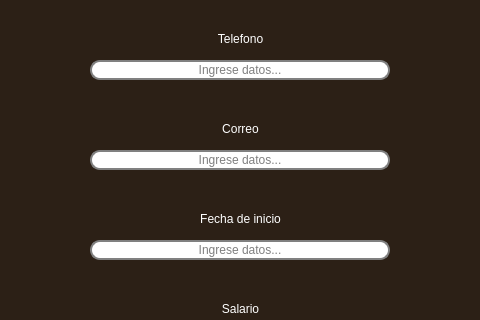
The window that ui/empleados.ui (n1enkew/Sistema-de-Empleados) describes before a commit, drawn with Qt 5; both pictures show x 334 to 814 and y 314 to 634 of the 1149 by 871 pixel window.
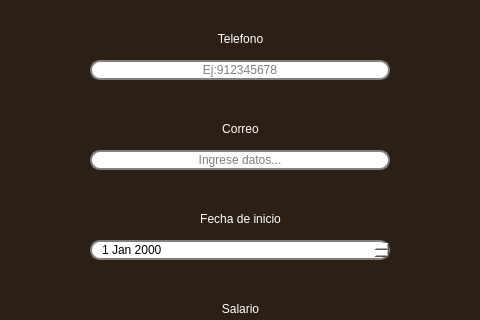
The same window after the commit. The open tabs and pages were chosen to show the change.

Commit message: Add MySQL DB support and employee UI changes

What changed in the file:
```diff
--- a/ui/empleados.ui
+++ b/ui/empleados.ui
@@ -220,6 +220,7 @@
             </property>
             <property name="styleSheet">
              <string notr="true">QLineEdit {
+	color: black;
     border: 2px solid gray;
     border-radius: 10px;
     padding: 0 8px;
@@ -233,13 +234,22 @@
 }
 
 QComboBox {
+	color: black;
     border: 2px solid gray;
     border-radius: 10px;
     padding: 0 8px;
     background: white;
 	placeholder-text-color: #767e89;
 }
-</string>
+
+QDateEdit {
+	color: black;
+    border: 2px solid gray;
+    border-radius: 10px;
+    padding: 0 8px;
+    background: white;
+	placeholder-text-color: #767e89;
+}</string>
             </property>
             <layout class="QVBoxLayout" name="verticalLayout_3" stretch="0,1,1,1,1,1,1,1,0">
              <item>
@@ -543,7 +553,7 @@
                       <set>Qt::AlignCenter</set>
                      </property>
                      <property name="placeholderText">
-                      <string>Ingrese datos...</string>
+                      <string>Ej:912345678</string>
                      </property>
                     </widget>
                    </item>
@@ -713,9 +723,9 @@
                     <number>0</number>
                    </property>
                    <item>
-                    <widget class="QLineEdit" name="r_nombre_gerente_4">
+                    <widget class="QDateEdit" name="r_fecha_inicio">
                      <property name="sizePolicy">
-                      <sizepolicy hsizetype="Preferred" vsizetype="Maximum">
+                      <sizepolicy hsizetype="Preferred" vsizetype="Fixed">
                        <horstretch>0</horstretch>
                        <verstretch>0</verstretch>
                       </sizepolicy>
@@ -726,15 +736,6 @@
                        <height>16777215</height>
                       </size>
                      </property>
-                     <property name="styleSheet">
-                      <string notr="true"/>
-                     </property>
-                     <property name="alignment">
-                      <set>Qt::AlignCenter</set>
-                     </property>
-                     <property name="placeholderText">
-                      <string>Ingrese datos...</string>
-                     </property>
                     </widget>
                    </item>
                   </layout>
```
Left out of the diff: 12 changed lines with no effect on the pictures. The commit also changes 6 other files.
